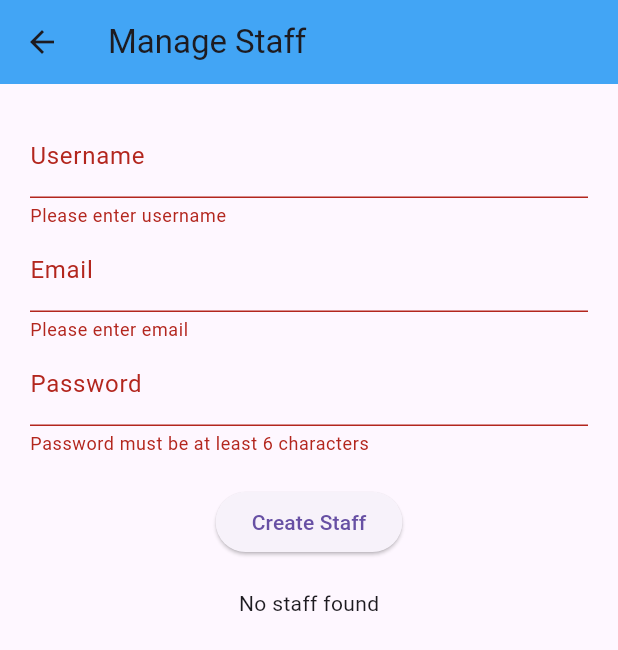
After one commit to hoangchitrung/helpdesk-support-request-management, a Flutter app: the DashboardScreen screen opened directly, item 2 of the bottom bar chosen, after a tap on "Create Staff", on a phone screen of 412 x 824 dp. The commit adds this screen. Shown: the top 650 px of the screen. Run offline on Flutter 3.47's test engine with Material 3 defaults, Android fonts, the phone set to English and light mode, and no system bars; our stand-ins replace cloud_firestore, firebase_auth, firebase_core; accounts and stored records are empty; generated files the repository leaves out were written again.

Commit message:
feat: implement user management functionality with staff creation and deletion

```diff
--- a/src/lib/models/users.dart
+++ b/src/lib/models/users.dart
@@ -19,4 +19,8 @@ class Users {
       role: data['role'],
     );
   }
+
+  Map<String, dynamic> toMap() {
+    return {'username': username, 'email': email, 'role': role};
+  }
 }
--- a/src/lib/screens/admin/dashboard_screen.dart
+++ b/src/lib/screens/admin/dashboard_screen.dart
@@ -3,6 +3,7 @@ import 'package:flutter/material.dart';
 import 'package:src/models/requests.dart';
 import 'dart:async';
 import 'package:src/screens/admin/assign_request_screen.dart';
+import 'package:src/screens/admin/manage_screen.dart';
 import 'package:src/screens/auth/login_screen.dart';
 import 'package:src/services/request_service.dart';
 
@@ -29,6 +30,7 @@ class _DashBoardState extends State<DashboardScreen> {
   List<Requests> filteredList = [];
 
   bool isLoadingAllRequests = true;
+  int _currentIndex = 0;
 
   // hàm logout
   Future<void> _logout() async {
@@ -125,7 +127,8 @@ class _DashBoardState extends State<DashboardScreen> {
           ],
         ),
       ),
-      body: Padding(
+      body: _currentIndex == 0
+          ? Padding(
               padding: EdgeInsets.all(20),
               child: Column(
                 children: [
@@ -263,7 +266,9 @@ class _DashBoardState extends State<DashboardScreen> {
                                     context,
                                     MaterialPageRoute(
                                       builder: (context) {
-                                  return AssignRequestScreen(request: request);
+                                        return AssignRequestScreen(
+                                          request: request,
+                                        );
                                       },
                                     ),
                                   );
@@ -336,13 +341,21 @@ class _DashBoardState extends State<DashboardScreen> {
                   ),
                 ],
               ),
-      ),
+            )
+          : ManageScreen(),
       bottomNavigationBar: BottomNavigationBar(
         currentIndex: currentIndex,
         onTap: (int index) {
+          if (index == 1) {
+            Navigator.push(
+              context,
+              MaterialPageRoute(builder: (context) => ManageScreen()),
+            );
+          } else {
             setState(() {
               currentIndex = index;
             });
+          }
         },
         items: [
           BottomNavigationBarItem(
--- /dev/null
+++ b/src/lib/screens/admin/manage_screen.dart
@@ -0,0 +1,223 @@
+import 'package:firebase_auth/firebase_auth.dart';
+import 'package:flutter/material.dart';
+import 'package:src/models/users.dart';
+import 'package:src/services/request_service.dart';
+import 'package:src/services/user_service.dart';
+
+class ManageScreen extends StatefulWidget {
+  const ManageScreen({super.key});
+
+  @override
+  State<StatefulWidget> createState() => _ManageState();
+}
+
+class _ManageState extends State<ManageScreen> {
+  final _formKey = GlobalKey<FormState>();
+  final TextEditingController _emailController = TextEditingController();
+  final TextEditingController _passwordController = TextEditingController();
+  final TextEditingController _usernameController = TextEditingController();
+
+  bool _isLoading = false;
+  late Future<List<Users>> _staffList = RequestService().getStaffList();
+
+  Future<void> _createStaff() async {
+    if (!_formKey.currentState!.validate()) return;
+
+    setState(() {
+      _isLoading = true;
+    });
+
+    try {
+      // Tạo user với Firebase Auth
+      UserCredential userCredential = await FirebaseAuth.instance
+          .createUserWithEmailAndPassword(
+            email: _emailController.text.trim(),
+            password: _passwordController.text,
+          );
+
+      // Lưu vào Firestore
+      Users newUser = Users(
+        userId: userCredential.user!.uid,
+        username: _usernameController.text.trim(),
+        role: 'staff',
+        email: _emailController.text.trim(),
+      );
+
+      await UserService().createUser(newUser);
+
+      ScaffoldMessenger.of(
+        context,
+      ).showSnackBar(SnackBar(content: Text('Staff created successfully')));
+
+      // Reload staff list
+      setState(() {
+        _staffList = RequestService().getStaffList();
+      });
+
+      // Clear form
+      _emailController.clear();
+      _passwordController.clear();
+      _usernameController.clear();
+    } catch (e) {
+      ScaffoldMessenger.of(
+        context,
+      ).showSnackBar(SnackBar(content: Text('Error: $e')));
+    } finally {
+      setState(() {
+        _isLoading = false;
+      });
+    }
+  }
+
+  @override
+  void dispose() {
+    _emailController.dispose();
+    _passwordController.dispose();
+    _usernameController.dispose();
+    super.dispose();
+  }
+
+  @override
+  Widget build(BuildContext context) {
+    return Scaffold(
+      appBar: AppBar(
+        title: Text('Manage Staff'),
+        backgroundColor: Colors.blue[400],
+      ),
+      body: Padding(
+        padding: EdgeInsets.all(20),
+        child: Column(
+          children: [
+            Form(
+              key: _formKey,
+              child: Column(
+                children: [
+                  TextFormField(
+                    controller: _usernameController,
+                    decoration: InputDecoration(labelText: 'Username'),
+                    validator: (value) {
+                      if (value == null || value.isEmpty) {
+                        return 'Please enter username';
+                      }
+                      return null;
+                    },
+                  ),
+                  TextFormField(
+                    controller: _emailController,
+                    decoration: InputDecoration(labelText: 'Email'),
+                    validator: (value) {
+                      if (value == null || value.isEmpty) {
+                        return 'Please enter email';
+                      }
+                      if (!RegExp(r'^[^@]+@[^@]+\.[^@]+').hasMatch(value)) {
+                        return 'Please enter valid email';
+                      }
+                      return null;
+                    },
+                  ),
+                  TextFormField(
+                    controller: _passwordController,
+                    decoration: InputDecoration(labelText: 'Password'),
+                    obscureText: true,
+                    validator: (value) {
+                      if (value == null || value.length < 6) {
+                        return 'Password must be at least 6 characters';
+                      }
+                      return null;
+                    },
+                  ),
+                  SizedBox(height: 20),
+                  _isLoading
+                      ? CircularProgressIndicator()
+                      : ElevatedButton(
+                          onPressed: _createStaff,
+                          child: Text('Create Staff'),
+                        ),
+                ],
+              ),
+            ),
+            SizedBox(height: 20),
+            Expanded(
+              child: FutureBuilder<List<Users>>(
+                future: _staffList,
+                builder: (context, snapshot) {
+                  if (snapshot.connectionState == ConnectionState.waiting) {
+                    return CircularProgressIndicator();
+                  }
+                  if (snapshot.hasError) {
+                    return Text('Error: ${snapshot.error}');
+                  }
+                  if (!snapshot.hasData || snapshot.data!.isEmpty) {
+                    return Text('No staff found');
+                  }
+                  List<Users> staff = snapshot.data!;
+                  return ListView.builder(
+                    itemCount: staff.length,
+                    itemBuilder: (context, index) {
+                      Users s = staff[index];
+                      return Dismissible(
+                        key: Key(s.userId),
+                        direction: DismissDirection.endToStart,
+                        confirmDismiss: (direction) async {
+                          return await showDialog(
+                            context: context,
+                            builder: (BuildContext context) {
+                              return AlertDialog(
+                                title: Text('Delete Staff'),
+                                content: Text(
+                                  'Are you sure you want to delete ${s.username}?',
+                                ),
+                                actions: [
+                                  TextButton(
+                                    onPressed: () =>
+                                        Navigator.of(context).pop(false),
+                                    child: Text('Cancel'),
+                                  ),
+                                  TextButton(
+                                    onPressed: () =>
+                                        Navigator.of(context).pop(true),
+                                    child: Text('Delete'),
+                                  ),
+                                ],
+                              );
+                            },
+                          );
+                        },
+                        onDismissed: (direction) async {
+                          try {
+                            await UserService().deleteUser(s.userId);
+                            setState(() {
+                              _staffList = RequestService().getStaffList();
+                            });
+                            ScaffoldMessenger.of(context).showSnackBar(
+                              SnackBar(
+                                content: Text('Staff deleted successfully'),
+                              ),
+                            );
+                          } catch (e) {
+                            ScaffoldMessenger.of(context).showSnackBar(
+                              SnackBar(
+                                content: Text('Error deleting staff: $e'),
+                              ),
+                            );
+                          }
+                        },
+                        child: Card(
+                          child: ListTile(
+                            title: Text(s.username),
+                            subtitle: Text('Email: ${s.email}'),
+                            trailing: Text('Role: ${s.role}'),
+                          ),
+                        ),
+                      );
+                    },
+                  );
+                },
+              ),
+            ),
+          ],
+        ),
+      ),
+    );
+  }
+}
```
Also changed, not shown: src/lib/services/user_service.dart (added, +42 -0 lines). Lines whose indentation alone changed are shown as unchanged.
